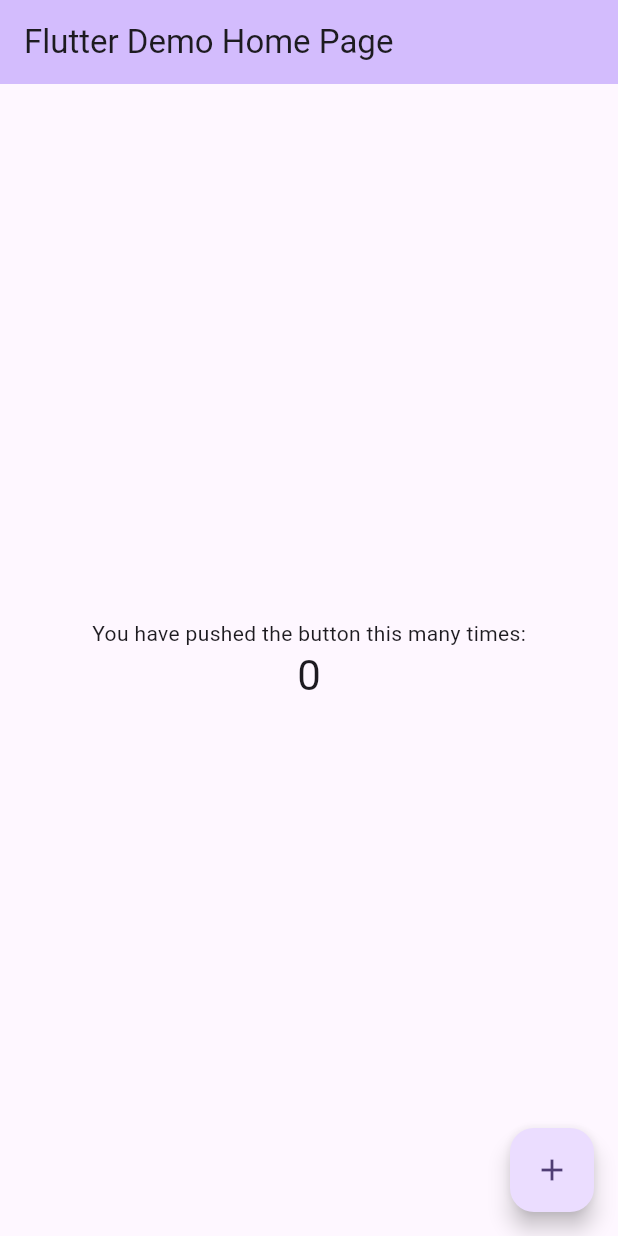
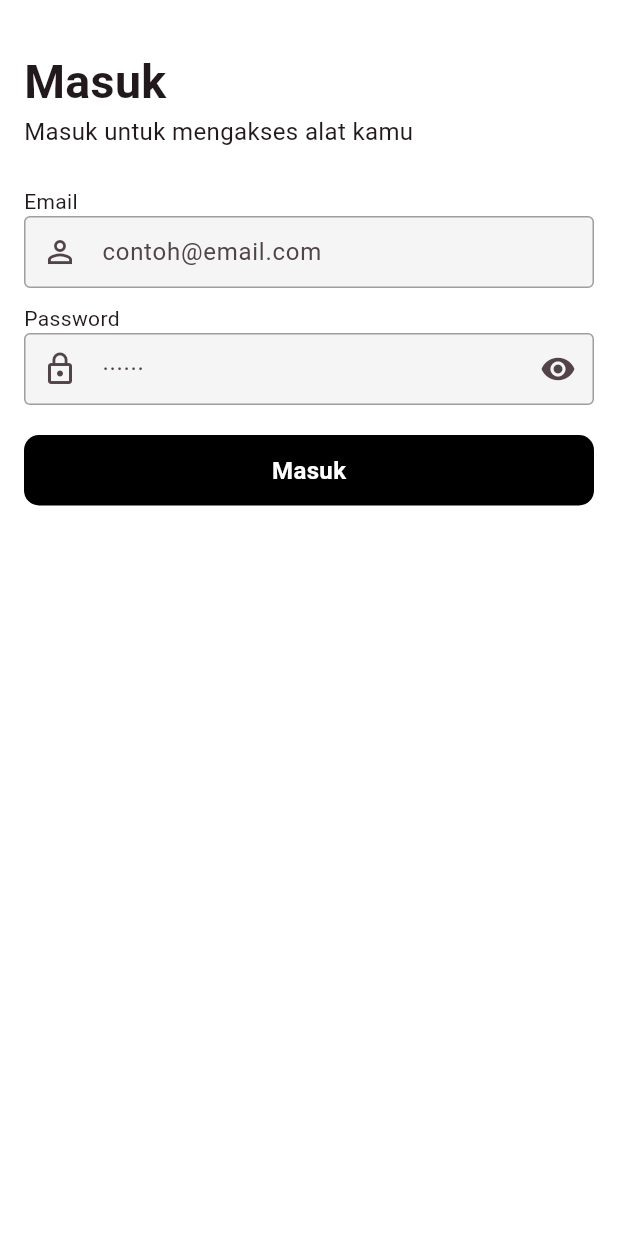
Before and after one commit to haikallf/smart_water_meter, a Flutter app: the screen it shows after launch, on a phone screen of 412 x 824 dp. Run offline on Flutter 3.47's test engine with Material 2 defaults, Android fonts, the phone set to English and light mode, and no system bars.

Commit message:
login page draft

```diff
--- /dev/null
+++ b/lib/components/custom_button.dart
@@ -0,0 +1,27 @@
+import 'package:flutter/material.dart';
+
+class CustomButton extends StatelessWidget {
+  final Function()? onTap;
+  final String text;
+  const CustomButton({super.key, required this.onTap, required this.text});
+
+  @override
+  Widget build(BuildContext context) {
+    return GestureDetector(
+      onTap: onTap,
+      child: Container(
+        padding: const EdgeInsets.all(12),
+        // margin: const EdgeInsets.symmetric(horizontal: 25),
+        decoration: BoxDecoration(
+            color: Colors.black, borderRadius: BorderRadius.circular(10)),
+        child: Center(
+          child: Text(
+            text,
+            style: const TextStyle(
+                color: Colors.white, fontWeight: FontWeight.bold, fontSize: 16),
+          ),
+        ),
+      ),
+    );
+  }
+}
--- /dev/null
+++ b/lib/components/custom_passwordfield.dart
@@ -0,0 +1,49 @@
+import 'package:flutter/material.dart';
+
+class CustomPasswordField extends StatefulWidget {
+  const CustomPasswordField({
+    super.key,
+    required this.controller,
+    required this.hintText,
+  });
+
+  final controller;
+  final String hintText;
+
+  @override
+  State<CustomPasswordField> createState() => _CustomPasswordFieldState();
+}
+
+class _CustomPasswordFieldState extends State<CustomPasswordField> {
+  bool _obscureText = true;
+
+  @override
+  Widget build(BuildContext context) {
+    return Padding(
+      padding: const EdgeInsets.symmetric(horizontal: 0),
+      child: TextField(
+        controller: widget.controller,
+        obscureText: _obscureText,
+        decoration: InputDecoration(
+            prefixIcon: const Icon(Icons.lock_outline),
+            suffixIcon: GestureDetector(
+              onTap: () {
+                setState(() {
+                  _obscureText = !_obscureText;
+                });
+              },
+              child:
+                  Icon(_obscureText ? Icons.visibility : Icons.visibility_off),
+            ),
+            enabledBorder: const OutlineInputBorder(
+                borderSide: BorderSide(color: Colors.grey)),
+            focusedBorder: const OutlineInputBorder(
+                borderSide: BorderSide(color: Colors.blue)),
+            fillColor: Colors.grey[100],
+            filled: true,
+            hintText: widget.hintText,
+            contentPadding: const EdgeInsets.symmetric(horizontal: 12)),
+      ),
+    );
+  }
+}
--- /dev/null
+++ b/lib/components/custom_textfield.dart
@@ -0,0 +1,35 @@
+import 'package:flutter/material.dart';
+
+class CustomTextField extends StatelessWidget {
+  final controller;
+  final String hintText;
+  final bool obscureText;
+  final Icon? prefixIcon;
+  const CustomTextField(
+      {super.key,
+      required this.controller,
+      required this.hintText,
+      required this.obscureText,
+      this.prefixIcon});
+
+  @override
+  Widget build(BuildContext context) {
+    return Padding(
+      padding: const EdgeInsets.symmetric(horizontal: 0),
+      child: TextField(
+        controller: controller,
+        obscureText: obscureText,
+        decoration: InputDecoration(
+            prefixIcon: prefixIcon ?? const Icon(null),
+            enabledBorder: const OutlineInputBorder(
+                borderSide: BorderSide(color: Colors.grey)),
+            focusedBorder: const OutlineInputBorder(
+                borderSide: BorderSide(color: Colors.blue)),
+            fillColor: Colors.grey[100],
+            filled: true,
+            hintText: hintText,
+            contentPadding: const EdgeInsets.symmetric(horizontal: 12)),
+      ),
+    );
+  }
+}
--- a/lib/main.dart
+++ b/lib/main.dart
@@ -1,4 +1,5 @@
 import 'package:flutter/material.dart';
+import 'package:smart_water_meter/pages/login_page.dart';
 
 void main() {
   runApp(const MyApp());
@@ -28,10 +29,19 @@ class MyApp extends StatelessWidget {
           //
           // This works for code too, not just values: Most code changes can be
           // tested with just a hot reload.
-        colorScheme: ColorScheme.fromSeed(seedColor: Colors.deepPurple),
+          // colorScheme: ColorScheme.fromSeed(seedColor: Colors.black),
+
           useMaterial3: true,
+          colorScheme: ColorScheme.fromSeed(
+            seedColor: Colors.black,
+            primary: Colors.black,
+            secondary: Colors.black,
           ),
-      home: const MyHomePage(title: 'Flutter Demo Home Page'),
+          appBarTheme: AppBarTheme(
+            color: Colors.black,
+            //other options
+          )),
+      home: LoginPage(),
     );
   }
 }
--- /dev/null
+++ b/lib/pages/login_page.dart
@@ -0,0 +1,71 @@
+import 'package:flutter/material.dart';
+import 'package:smart_water_meter/components/custom_button.dart';
+import 'package:smart_water_meter/components/custom_passwordfield.dart';
+import 'package:smart_water_meter/components/custom_textfield.dart';
+
+class LoginPage extends StatelessWidget {
+  LoginPage({super.key});
+
+  final emailController = TextEditingController();
+  final passwordController = TextEditingController();
+
+  void signIn() {}
+
+  @override
+  Widget build(BuildContext context) {
+    return Scaffold(
+      backgroundColor: Colors.white,
+      body: SafeArea(
+          child: Container(
+        padding:
+            const EdgeInsets.only(top: 32, right: 16, bottom: 16, left: 16),
+        child: Column(
+          children: [
+            Align(
+              alignment: Alignment.topLeft,
+              child: Column(
+                // mainAxisAlignment: MainAxisAlignment.start,
+                crossAxisAlignment: CrossAxisAlignment.start,
+                children: [
+                  const Text(
+                    "Masuk",
+                    style: TextStyle(fontSize: 31, fontWeight: FontWeight.w600),
+                  ),
+                  const Text(
+                    "Masuk untuk mengakses alat kamu",
+                    style: TextStyle(fontSize: 16, fontWeight: FontWeight.w400),
+                  ),
+                  const SizedBox(
+                    height: 25,
+                  ),
+                  const Text("Email"),
+                  CustomTextField(
+                    controller: emailController,
+                    hintText: "contoh@email.com",
+                    obscureText: false,
+                    prefixIcon: Icon(Icons.person_outline),
+                  ),
+                  const SizedBox(
+                    height: 10,
+                  ),
+                  const Text("Password"),
+                  CustomPasswordField(
+                    controller: passwordController,
+                    hintText: "······",
+                  ),
+                  const SizedBox(
+                    height: 20,
+                  ),
+                  CustomButton(
+                    onTap: signIn,
+                    text: "Masuk",
+                  )
+                ],
+              ),
+            ),
+          ],
+        ),
+      )),
+    );
+  }
+}
```
Lines whose indentation alone changed are shown as unchanged.
